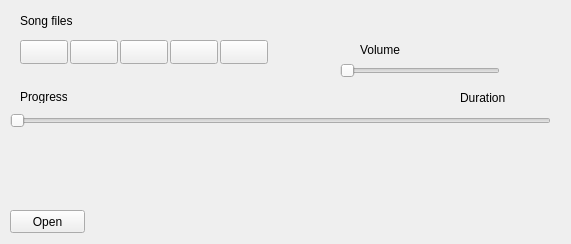
Qt form MediaPlayer/widget.ui (trilop32/QT) before a commit.
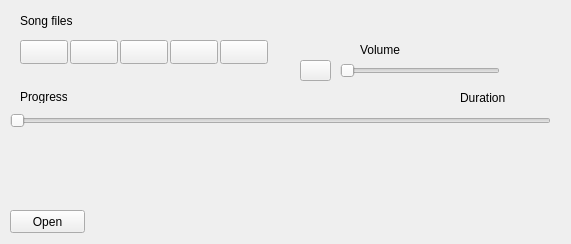
The same form after that commit. Icons and pictures are not drawn.

Commit message: Mute and Name

```diff
--- a/MediaPlayer/widget.ui
+++ b/MediaPlayer/widget.ui
@@ -191,6 +191,19 @@
     <string>Duration</string>
    </property>
   </widget>
+  <widget class="QPushButton" name="pushButtonMute">
+   <property name="geometry">
+    <rect>
+     <x>300</x>
+     <y>60</y>
+     <width>31</width>
+     <height>21</height>
+    </rect>
+   </property>
+   <property name="text">
+    <string/>
+   </property>
+  </widget>
  </widget>
  <resources>
   <include location="Icons.qrc"/>
```
The commit also changes 2 other files.
